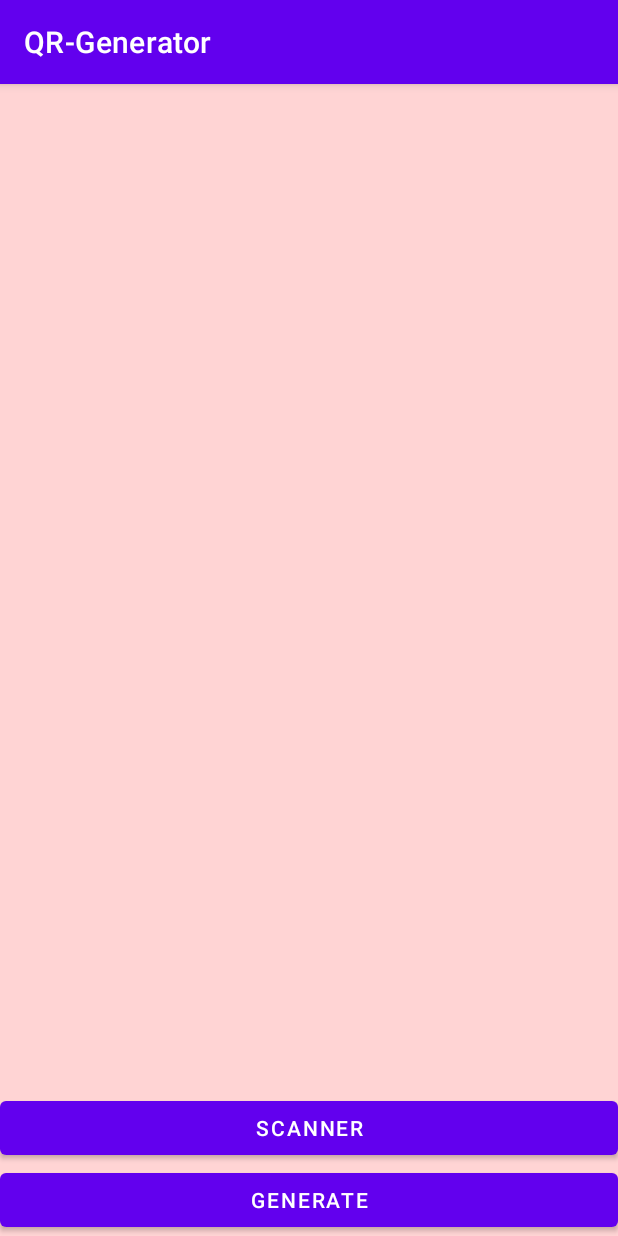
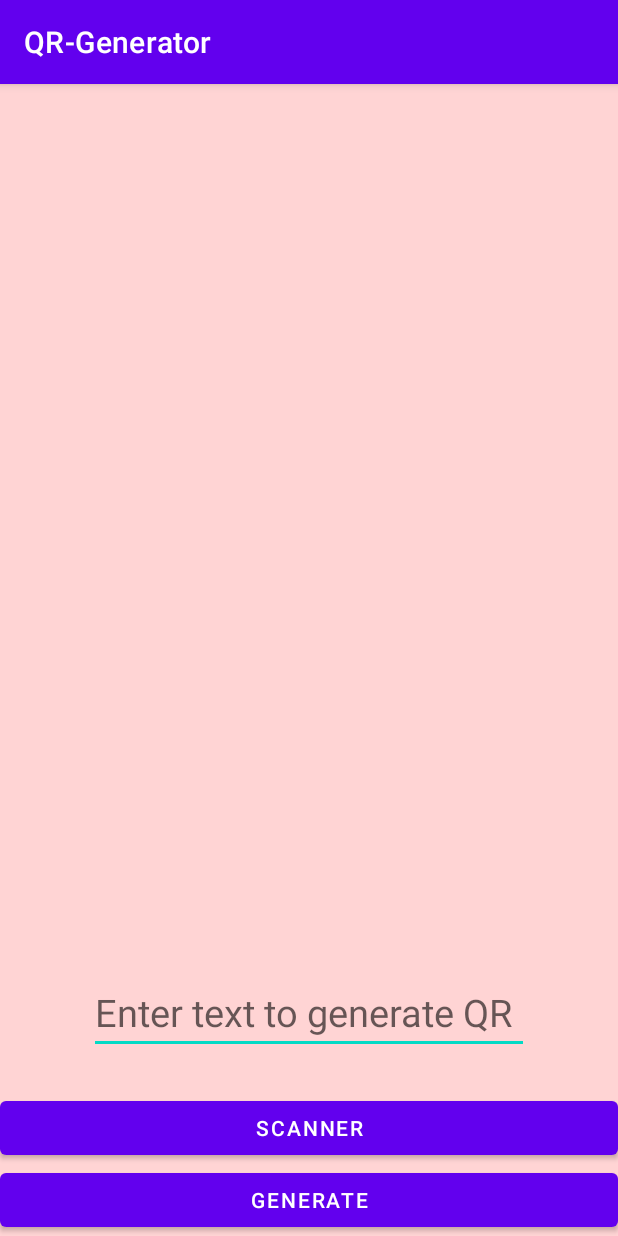
Before and after one commit to trypuzz/pet-projects, an Android app: the screen it shows after launch (MainActivity), after a tap on "GENERATE", on a phone screen of 412 x 824 dp. Run offline under Robolectric (Android 15) with nearby library versions, the phone set to English and light mode, and no system bars; libraries missing offline, so code that uses them is left out: androidmads.library.qrgenearator; 3 statements that could not run were skipped.

Commit message:
Add Plain Text to enter text on Main Activity

```diff
--- a/QRGenerator/app/src/main/java/com/example/qr_generator/MainActivity.kt
+++ b/QRGenerator/app/src/main/java/com/example/qr_generator/MainActivity.kt
@@ -1,34 +1,40 @@
 package com.example.qr_generator
 
 import android.content.Intent
+import android.media.Image
 import androidx.appcompat.app.AppCompatActivity
 import android.os.Bundle
 import android.widget.Button
 import android.widget.ImageView
+import android.widget.TextView
 import androidmads.library.qrgenearator.QRGContents
 import androidmads.library.qrgenearator.QRGEncoder
 import androidx.activity.result.contract.ActivityResultContracts
+import org.w3c.dom.Text
 
 class MainActivity : AppCompatActivity() {
     var im: ImageView? = null
     var bGenerate: Button? = null
     var bScanQR: Button? = null
-
+    var editText : TextView? = null
     override fun onCreate(savedInstanceState: Bundle?) {
         super.onCreate(savedInstanceState)
         setContentView(R.layout.activity_main)
         bGenerate = findViewById(R.id.button)
         im = findViewById(R.id.imageView)
         bScanQR = findViewById(R.id.bScan)
+        editText = findViewById(R.id.editText)
         bGenerate?.setOnClickListener {
-            generateQRCode("https://ru.stackoverflow.com/questions/965315/%D0%9A%D0%B0%D0%BA-%D0%BF%D1%80%D0%B8-%D0%BE%D1%82%D0%BA%D1%80%D1%8B%D1%82%D0%B8%D0%B8-%D0%BF%D1%80%D0%B8%D0%BB%D0%BE%D0%B6%D0%B5%D0%BD%D0%B8%D1%8F-%D0%BE%D1%82%D0%BA%D1%80%D1%8B%D0%B2%D0%B0%D1%82%D1%8C-%D1%81%D1%81%D1%8B%D0%BB%D0%BA%D1%83-%D0%B2-%D0%B1%D1%80%D0%B0%D1%83%D0%B7%D0%B5%D1%80%D0%B5")
+            generateQRCode(editText?.text.toString())
         }
         bScanQR?.setOnClickListener{
             startActivity(Intent(this, ScanQR::class.java))
         }
+
     }
 
     private fun generateQRCode(text: String) {
+
         val qrGenerator = QRGEncoder(text, null, QRGContents.Type.TEXT, 700)
         try {
             val bMap = qrGenerator.bitmap
--- a/QRGenerator/app/src/main/res/layout/activity_main.xml
+++ b/QRGenerator/app/src/main/res/layout/activity_main.xml
@@ -42,4 +42,17 @@
         app:layout_constraintEnd_toEndOf="parent"
         app:layout_constraintStart_toStartOf="parent" />
 
+    <EditText
+        android:id="@+id/editText"
+        android:layout_width="wrap_content"
+        android:layout_height="wrap_content"
+        android:layout_marginBottom="25dp"
+        android:ems="10"
+        android:hint="Enter text to generate QR"
+        android:inputType="textPersonName"
+        android:textSize="25sp"
+        app:layout_constraintBottom_toTopOf="@+id/bScan"
+        app:layout_constraintEnd_toEndOf="parent"
+        app:layout_constraintStart_toStartOf="parent" />
+
 </androidx.constraintlayout.widget.ConstraintLayout>
```
